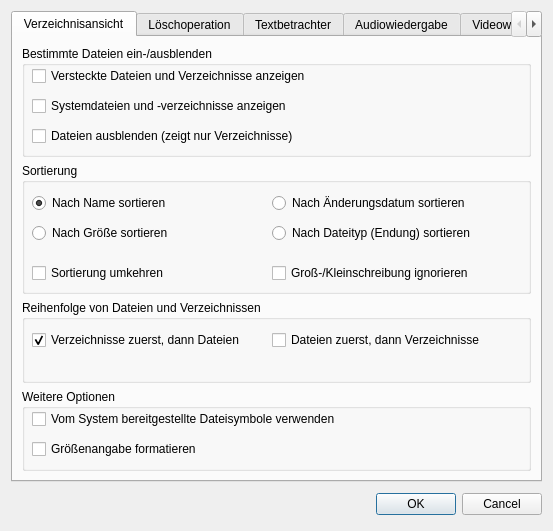
The window that settingsdialog.ui (striezel/qt-commander) describes before a commit, drawn with Qt 5.
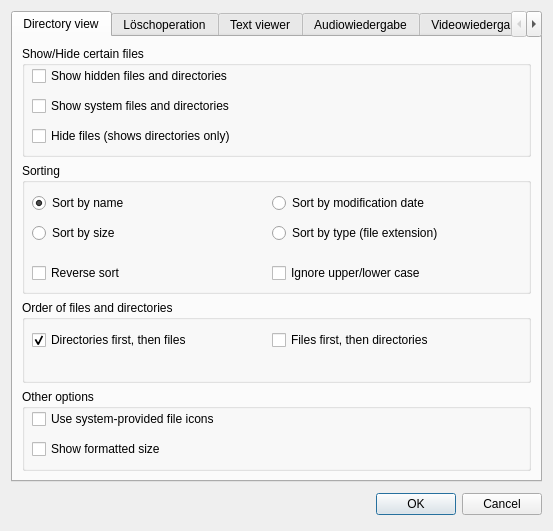
The same window after the commit. Icons and pictures are not drawn.

Commit message:
add partial translation for settings dialog
So far, only two tab pages are translated.

Diff of the .ui file:
```diff
--- a/settingsdialog.ui
+++ b/settingsdialog.ui
@@ -33,7 +33,7 @@
        <iconset theme="folder"/>
       </attribute>
       <attribute name="title">
-       <string>Verzeichnisansicht</string>
+       <string>Directory view</string>
       </attribute>
       <layout class="QGridLayout" name="gridLayoutTabView">
        <item row="1" column="0">
@@ -45,7 +45,7 @@
           </size>
          </property>
          <property name="title">
-          <string>Sortierung</string>
+          <string>Sorting</string>
          </property>
          <widget class="QRadioButton" name="rbSortByName">
           <property name="geometry">
@@ -63,7 +63,7 @@
            </size>
           </property>
           <property name="text">
-           <string>Nach Name sortieren</string>
+           <string>Sort by name</string>
           </property>
           <property name="checked">
            <bool>true</bool>
@@ -85,7 +85,7 @@
            </size>
           </property>
           <property name="text">
-           <string>Nach Änderungsdatum sortieren</string>
+           <string>Sort by modification date</string>
           </property>
          </widget>
          <widget class="QRadioButton" name="rbSortBySize">
@@ -104,7 +104,7 @@
            </size>
           </property>
           <property name="text">
-           <string>Nach Größe sortieren</string>
+           <string>Sort by size</string>
           </property>
          </widget>
          <widget class="QRadioButton" name="rbSortByType">
@@ -123,7 +123,7 @@
            </size>
           </property>
           <property name="text">
-           <string>Nach Dateityp (Endung) sortieren</string>
+           <string>Sort by type (file extension)</string>
           </property>
          </widget>
          <widget class="QCheckBox" name="cbReverseSort">
@@ -142,7 +142,7 @@
            </size>
           </property>
           <property name="text">
-           <string>Sortierung umkehren</string>
+           <string>Reverse sort</string>
           </property>
          </widget>
          <widget class="QCheckBox" name="cbSortIgnoreCase">
@@ -161,7 +161,7 @@
            </size>
           </property>
           <property name="text">
-           <string>Groß-/Kleinschreibung ignorieren</string>
+           <string>Ignore upper/lower case</string>
           </property>
          </widget>
         </widget>
@@ -175,7 +175,7 @@
           </size>
          </property>
          <property name="title">
-          <string>Reihenfolge von Dateien und Verzeichnissen</string>
+          <string>Order of files and directories</string>
          </property>
          <widget class="QCheckBox" name="cbSortDirectoriesFirst">
           <property name="geometry">
@@ -193,7 +193,7 @@
            </size>
           </property>
           <property name="text">
-           <string>Verzeichnisse zuerst, dann Dateien</string>
+           <string>Directories first, then files</string>
           </property>
           <property name="checked">
            <bool>true</bool>
@@ -215,7 +215,7 @@
            </size>
           </property>
           <property name="text">
-           <string>Dateien zuerst, dann Verzeichnisse</string>
+           <string>Files first, then directories</string>
           </property>
          </widget>
         </widget>
@@ -229,7 +229,7 @@
           </size>
          </property>
          <property name="title">
-          <string>Weitere Optionen</string>
+          <string>Other options</string>
          </property>
          <widget class="QCheckBox" name="cbUseProvidedIcons">
           <property name="geometry">
@@ -247,7 +247,7 @@
            </size>
           </property>
           <property name="text">
-           <string>Vom System bereitgestellte Dateisymbole verwenden</string>
+           <string>Use system-provided file icons</string>
           </property>
          </widget>
          <widget class="QCheckBox" name="cbShowFormattedSize">
@@ -266,7 +266,7 @@
            </size>
           </property>
           <property name="text">
-           <string>Größenangabe formatieren</string>
+           <string>Show formatted size</string>
           </property>
          </widget>
         </widget>
@@ -280,7 +280,7 @@
           </size>
          </property>
          <property name="title">
-          <string>Bestimmte Dateien ein-/ausblenden</string>
+          <string>Show/Hide certain files</string>
          </property>
          <widget class="QCheckBox" name="cbShowHiddenFiles">
           <property name="geometry">
@@ -298,7 +298,7 @@
            </size>
           </property>
           <property name="text">
-           <string>Versteckte Dateien und Verzeichnisse anzeigen</string>
+           <string>Show hidden files and directories</string>
           </property>
          </widget>
          <widget class="QCheckBox" name="cbShowSystemFiles">
@@ -317,7 +317,7 @@
            </size>
           </property>
           <property name="text">
-           <string>Systemdateien und -verzeichnisse anzeigen</string>
+           <string>Show system files and directories</string>
           </property>
          </widget>
          <widget class="QCheckBox" name="cbHideFiles">
@@ -336,7 +336,7 @@
            </size>
           </property>
           <property name="text">
-           <string>Dateien ausblenden (zeigt nur Verzeichnisse)</string>
+           <string>Hide files (shows directories only)</string>
           </property>
          </widget>
         </widget>
@@ -425,7 +425,7 @@
        <iconset theme="accessories-text-editor"/>
       </attribute>
       <attribute name="title">
-       <string>Textbetrachter</string>
+       <string>Text viewer</string>
       </attribute>
       <layout class="QGridLayout" name="gridLayoutTabTextViewer">
        <item row="1" column="0">
```
Left out of the diff: 12 changed lines with no effect on the pictures. The commit also changes 2 other files.
